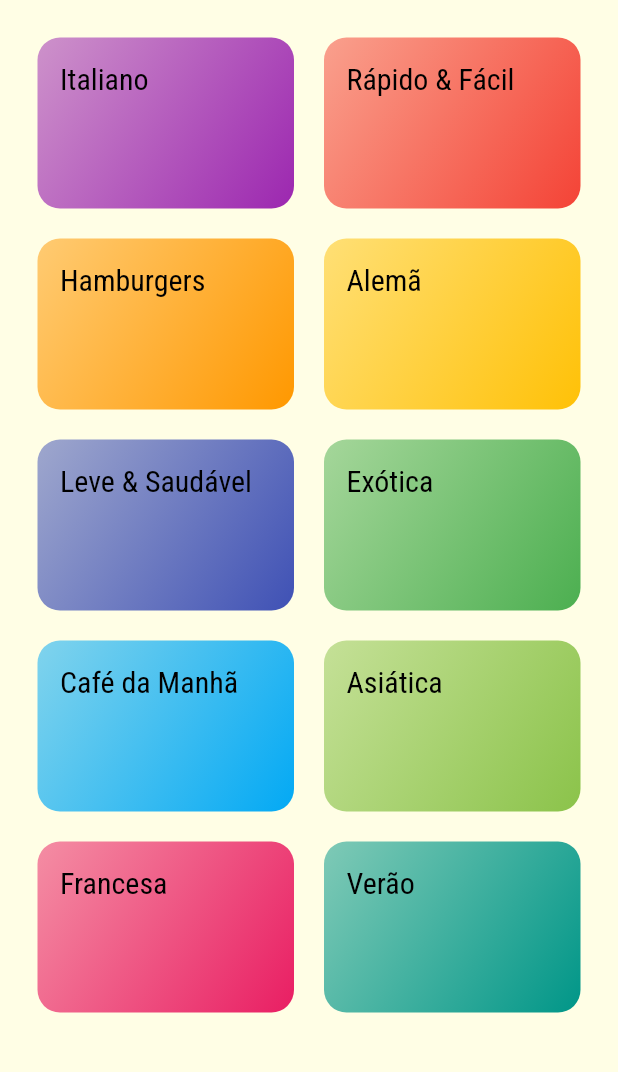
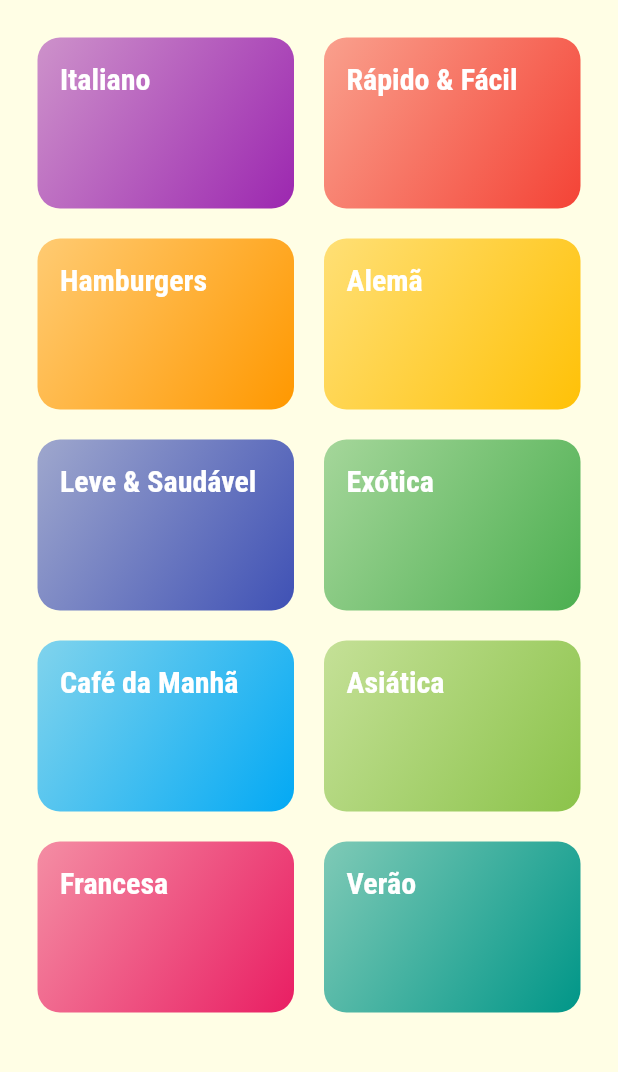
Before and after one commit to Argeu42/food_app, a Flutter app: the screen it shows after launch, on a phone screen of 412 x 824 dp, the part 84-1156 px from its top. Run offline on Flutter 3.47's test engine with Material 3 defaults, Android fonts, the phone set to English and light mode, and no system bars.

```diff
--- a/lib/main.dart
+++ b/lib/main.dart
@@ -3,6 +3,7 @@ import 'screens/categories_screen.dart';
 import './screens/categories_meals_screen.dart';
 import './screens/meal_detail_screen.dart';
 import 'utils/app_routes.dart';
+
 void main() => runApp(MyApp());
 
 class MyApp extends StatelessWidget {
@@ -21,22 +22,35 @@ class MyApp extends StatelessWidget {
             color: Colors.white,
             fontSize: 20,
             fontWeight: FontWeight.bold,
-          )
+          ),
+          iconTheme: IconThemeData(color: Colors.white),
         ),
         colorScheme: ColorScheme.fromSwatch().copyWith(
           primary: Colors.pink,
           secondary: Colors.amber,
           surface: Color.fromRGBO(255, 254, 229, 1),
-
         ),
         fontFamily: 'Raleway',
         textTheme: ThemeData.light().textTheme.copyWith(
           titleLarge: TextStyle(
             fontSize: 20,
             fontFamily: 'RobotoCondensed',
-            // color: Colors.white
-          )
-        )
+            fontWeight: FontWeight.bold,
+            color: Colors.white,
+            // shadows: <Shadow>[
+            //   Shadow(
+            //     offset: Offset(1.5, 1.5),
+            //     blurRadius: 0.0,
+            //     color: Color.fromARGB(255, 0, 0, 0),
+            //   ),
+            // ],
+          ),
+          titleMedium: TextStyle(
+            fontSize: 20,
+            fontFamily: 'RobotoCondensed',
+            fontWeight: FontWeight.bold,
+          ),
+        ),
       ),
       routes: {
         AppRoutes.HOME: (ctx) => CategoriesScreen(),
```
Also changed, not shown: lib/screens/meal_detail_screen.dart (+47 -16 lines).
